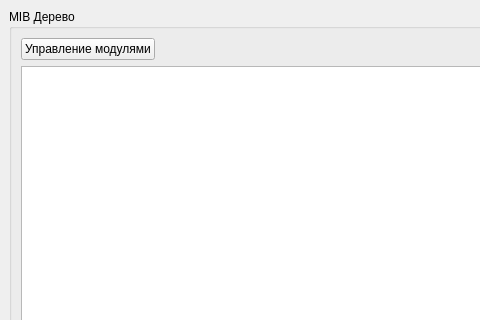
First picture: the form in src/ui/MIBBrowserWindow.ui, repository Gyoma/SNMP-MIB-Viewer, before the edit; both pictures show x 0 to 480 and y 0 to 320 of the 934 by 711 pixel window.
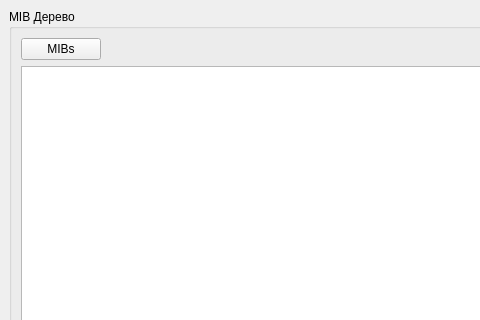
Second picture: the form after the edit.

```diff
--- a/src/ui/MIBBrowserWindow.ui
+++ b/src/ui/MIBBrowserWindow.ui
@@ -65,7 +65,7 @@
         <item row="0" column="0">
          <widget class="QPushButton" name="MIBButton">
           <property name="text">
-           <string>Управление модулями</string>
+           <string>MIBs</string>
           </property>
          </widget>
         </item>
```
